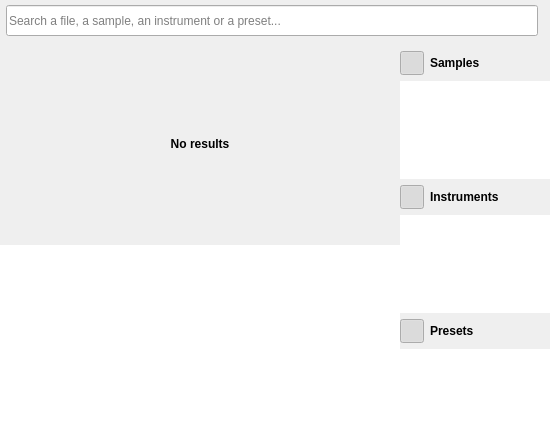
First picture: the form in sources/directory/directorybrowser.ui, repository davy7125/polyphone, before the edit.
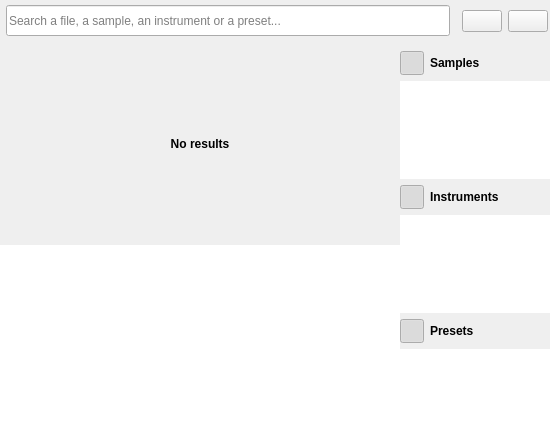
Second picture: the form after the edit. Icons and pictures are not drawn. Custom widgets are drawn as their Qt base class.

What changed in the file:
```diff
--- a/sources/directory/directorybrowser.ui
+++ b/sources/directory/directorybrowser.ui
@@ -678,13 +678,21 @@
            <number>6</number>
           </property>
           <property name="topMargin">
-           <number>5</number>
+           <number>2</number>
           </property>
           <property name="rightMargin">
-           <number>6</number>
+           <number>2</number>
           </property>
           <property name="bottomMargin">
-           <number>6</number>
+           <number>2</number>
+          </property>
+          <item>
+           <layout class="QHBoxLayout" name="horizontalLayoutSearch">
+            <property name="topMargin">
+             <number>3</number>
+            </property>
+            <property name="bottomMargin">
+             <number>4</number>
           </property>
           <item>
            <widget class="QLineEdit" name="lineSearch">
@@ -706,6 +714,22 @@
            <widget class="DirectoryDisplayMenu" name="widgetDisplayMenu" native="true"/>
           </item>
          </layout>
+          </item>
+          <item>
+           <widget class="StyledAction" name="pushShowKeyboard">
+            <property name="checkable">
+             <bool>true</bool>
+            </property>
+           </widget>
+          </item>
+          <item>
+           <widget class="StyledAction" name="pushShowRecorder">
+            <property name="checkable">
+             <bool>true</bool>
+            </property>
+           </widget>
+          </item>
+         </layout>
         </widget>
        </item>
       </layout>
@@ -727,6 +751,11 @@
    <header>directorydisplaymenu.h</header>
    <container>1</container>
   </customwidget>
+  <customwidget>
+   <class>StyledAction</class>
+   <extends>QPushButton</extends>
+   <header>styledaction.h</header>
+  </customwidget>
   <customwidget>
    <class>DirectoryListHeader</class>
    <extends>QWidget</extends>
```
Lines whose indentation alone changed are shown as unchanged.
